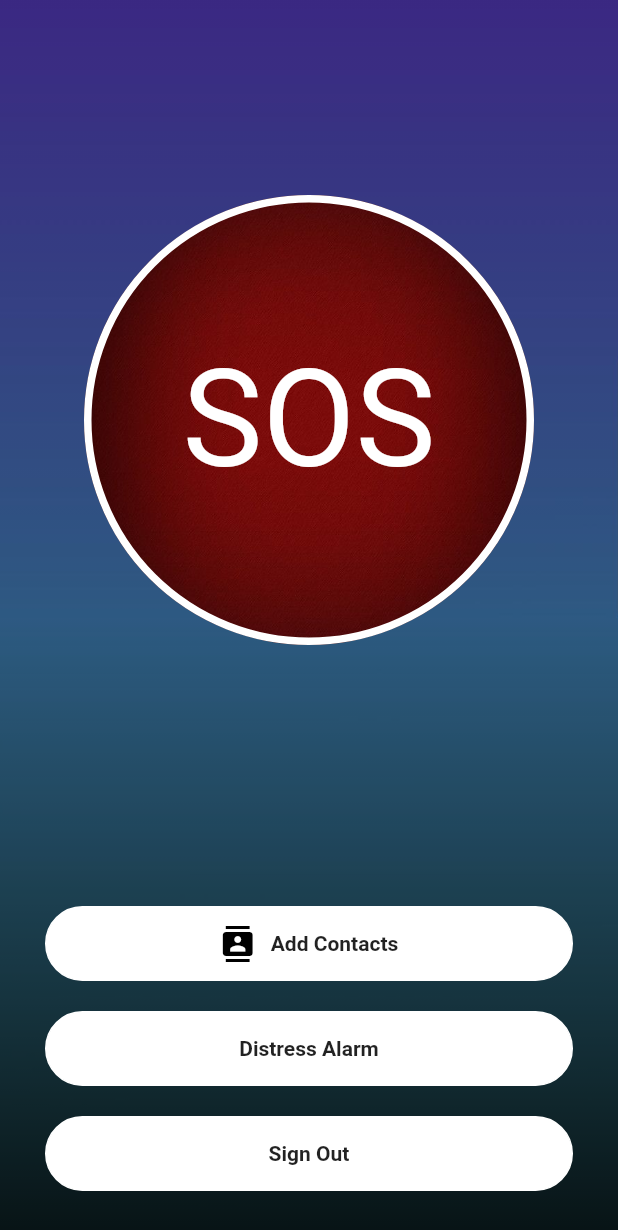
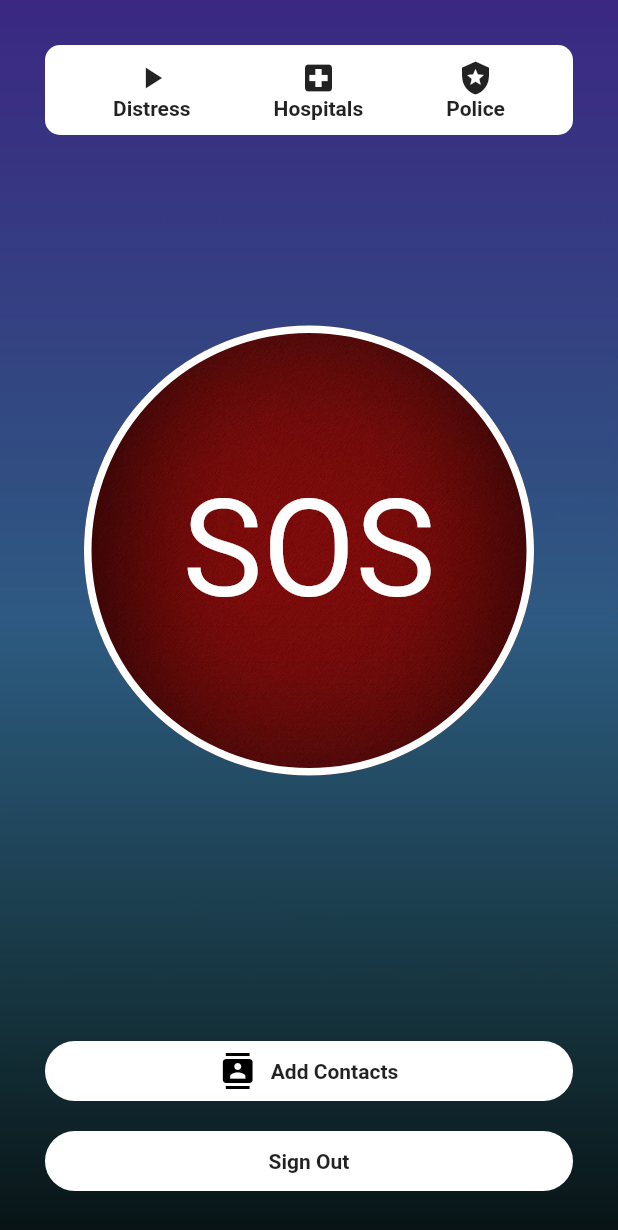
Before and after one commit to sakship31/women-safety-app, a Flutter app: the screen it shows once a user with an empty profile is signed in, on a phone screen of 412 x 824 dp. Shown: the top 1230 px of the screen. Run offline on Flutter 3.47's test engine with Material 2 defaults, Android fonts, the phone set to English and light mode, and no system bars; our stand-ins replace audioplayers, firebase_auth, geolocator, sqflite; missing offline and left inert: dart:ffi, sms; accounts and stored records are empty.

Commit message:
hospital list added

```diff
--- a/lib/screens/dashboard.dart
+++ b/lib/screens/dashboard.dart
@@ -1,6 +1,9 @@
+// import 'dart:html';
+
 import 'package:audioplayers/audioplayers.dart';
 import 'package:flutter/material.dart';
 import 'package:geolocator/geolocator.dart';
+import 'package:safety_app/screens/hospitals.dart';
 import 'package:safety_app/services/authservice.dart';
 import 'dart:async';
 import 'package:flutter/widgets.dart';
@@ -19,7 +22,6 @@ class DashboardPage extends StatefulWidget {
 class _DashboardPageState extends State<DashboardPage> {
   var dbHelper = Storage();
   List<ContactModel> contacts;
-
   AudioCache cache = AudioCache();
   AudioPlayer player = AudioPlayer();
 
@@ -33,7 +35,7 @@ AudioPlayer player = AudioPlayer();
     return position;
   }
 
-  void _playFile() async{
+  void _playFile() async {
     player = await cache.loop('audio/note1.wav'); // assign player here
   }
 
@@ -76,9 +78,101 @@ void _stopFile() {
             padding: EdgeInsets.all(30),
             child: Container(
               child: Column(
-                mainAxisAlignment: MainAxisAlignment.center,
+                mainAxisAlignment: MainAxisAlignment.spaceBetween,
                 children: <Widget>[
-                  SizedBox(height: 100),
+                  // SizedBox(height: 100),
+                  Container(
+                    width: double.infinity,
+                    height: 60,
+                    // color: Colors.white,
+                    decoration: BoxDecoration(
+                        color: Colors.white,
+                        borderRadius: BorderRadius.circular(10)),
+                    child: Row(
+                      mainAxisAlignment: MainAxisAlignment.spaceEvenly,
+                      children: [
+                        Container(
+                          padding: const EdgeInsets.all(10),
+                          // color: Colors.red[900],
+                          child: Column(
+                            children: [
+                              InkWell(
+                                onTap: () {
+                                  if (isPlaying) {
+                                    _stopFile();
+                                    isPlaying = false;
+                                  } else {
+                                    _playFile();
+                                    isPlaying = true;
+                                  }
+                                  setState(() {});
+                                },
+                                child: Icon(
+                                    isPlaying ? Icons.pause : Icons.play_arrow),
+                                // height: 50,
+                              ),
+                              Container(
+                                child: Text(
+                                  "Distress",
+                                  style: TextStyle(
+                                    fontWeight: FontWeight.bold,
+                                  ),
+                                ),
+                              ),
+                            ],
+                          ),
+                        ),
+                        Container(
+                          padding: const EdgeInsets.all(10),
+                          // color: Colors.red[900],
+                          child: Column(
+                            children: [
+                              InkWell(
+                                onTap: () {
+                                  Navigator.push(
+                                    context,
+                                    MaterialPageRoute(
+                                        builder: (context) => HospitalScreen()),
+                                  );
+                                },
+                                child: Icon(Icons.local_hospital),
+                                // height: 50,
+                              ),
+                              Container(
+                                child: Text(
+                                  "Hospitals",
+                                  style: TextStyle(
+                                    fontWeight: FontWeight.bold,
+                                  ),
+                                ),
+                              ),
+                            ],
+                          ),
+                        ),
+                        Container(
+                          padding: const EdgeInsets.all(10),
+                          // color: Colors.red[900],
+                          child: Column(
+                            children: [
+                              InkWell(
+                                onTap: () {},
+                                child: Icon(Icons.local_police),
+                                // height: 50,
+                              ),
+                              Container(
+                                child: Text(
+                                  "Police",
+                                  style: TextStyle(
+                                    fontWeight: FontWeight.bold,
+                                  ),
+                                ),
+                              ),
+                            ],
+                          ),
+                        ),
+                      ],
+                    ),
+                  ),
                   SafeArea(
                     child: InkWell(
                       onTap: () async {
@@ -128,17 +222,18 @@ void _stopFile() {
                     ),
                   ),
 
+                  Column(
+                    mainAxisAlignment: MainAxisAlignment.end,
+                    children: [
                       SizedBox(
-                    height: 120,
-                  ),
-                  Flexible(
-                    child: Container(),
+                        height: 50,
                       ),
                       InkWell(
                         onTap: () {
                           Navigator.push(
                             context,
-                        MaterialPageRoute(builder: (context) => ContactList()),
+                            MaterialPageRoute(
+                                builder: (context) => ContactList()),
                           );
                         },
                         child: Container(
@@ -160,7 +255,7 @@ void _stopFile() {
                                         ))),
                               ],
                             ),
-                        height: 50,
+                            height: 40,
                             decoration: BoxDecoration(
                               color: Colors.white,
                               border: Border.all(color: Colors.white),
@@ -168,32 +263,31 @@ void _stopFile() {
                               //color:Colors.white
                             )),
                       ),
-                  SizedBox(height: 20),
-                  InkWell(
-                    onTap: () {
-                      if(isPlaying){
-                        _stopFile();
-                        isPlaying=false;
-                      }
-                      else{
-                        _playFile();
-                        isPlaying=true;
-                      }
-                    },
-                    child: Container(
-                        child: Center(
-                            child: Text("Distress Alarm",
-                                style: TextStyle(
-                                  fontWeight: FontWeight.bold,
-                                ))),
-                        height: 50,
-                        decoration: BoxDecoration(
-                          color: Colors.white,
-                          border: Border.all(color: Colors.white),
-                          borderRadius: BorderRadius.circular(50),
-                          //color:Colors.white
-                        )),
-                  ),
+                      // SizedBox(height: 20),
+                      // InkWell(
+                      //   onTap: () {
+                      //     if (isPlaying) {
+                      //       _stopFile();
+                      //       isPlaying = false;
+                      //     } else {
+                      //       _playFile();
+                      //       isPlaying = true;
+                      //     }
+                      //   },
+                      //   child: Container(
+                      //       child: Center(
+                      //           child: Text("Distress Alarm",
+                      //               style: TextStyle(
+                      //                 fontWeight: FontWeight.bold,
+                      //               ))),
+                      //       // height: 50,
+                      //       decoration: BoxDecoration(
+                      //         color: Colors.white,
+                      //         border: Border.all(color: Colors.white),
+                      //         borderRadius: BorderRadius.circular(50),
+                      //         //color:Colors.white
+                      //       )),
+                      // ),
                       SizedBox(height: 20),
                       InkWell(
                         onTap: () {
@@ -205,13 +299,15 @@ void _stopFile() {
                                     style: TextStyle(
                                       fontWeight: FontWeight.bold,
                                     ))),
-                        height: 50,
+                            height: 40,
                             decoration: BoxDecoration(
                               color: Colors.white,
                               border: Border.all(color: Colors.white),
                               borderRadius: BorderRadius.circular(50),
                               //color:Colors.white
                             )),
+                      ),
+                    ],
                   ),
                   // RaisedButton(
                   //   child: Text("SignOut"),
--- a/pubspec.yaml
+++ b/pubspec.yaml
@@ -26,6 +26,8 @@ dependencies:
   path:
   geolocator: ^5.3.2+2
   audioplayers: ^0.16.1
+  http: ^0.12.2
+  url_launcher: 5.7.10
   # The following adds the Cupertino Icons font to your application.
   # Use with the CupertinoIcons class for iOS style icons.
   cupertino_icons: ^0.1.2
```
Also changed, not shown: lib/screens/hospitals.dart (added, +150 -0 lines), pubspec.lock, 1 other file. Lines whose indentation alone changed are shown as unchanged.
